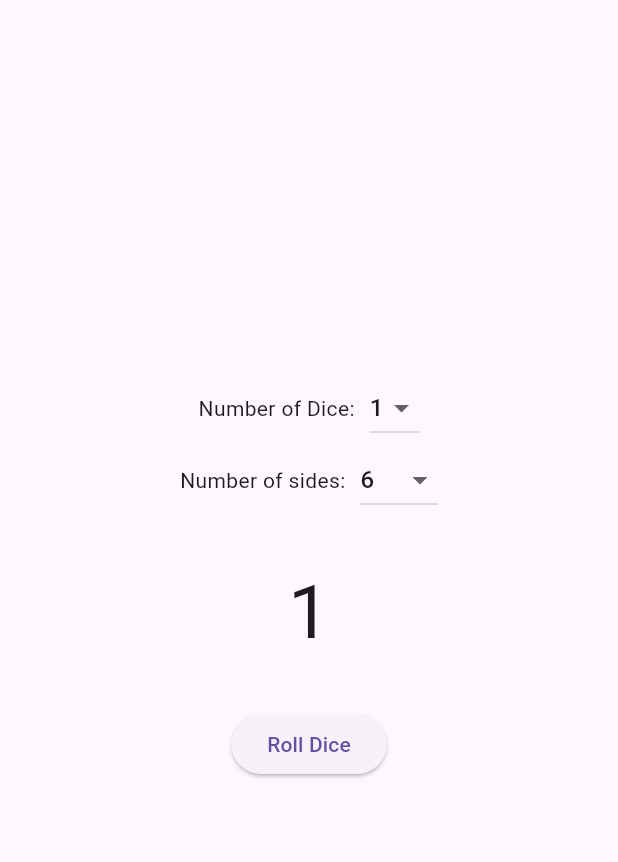
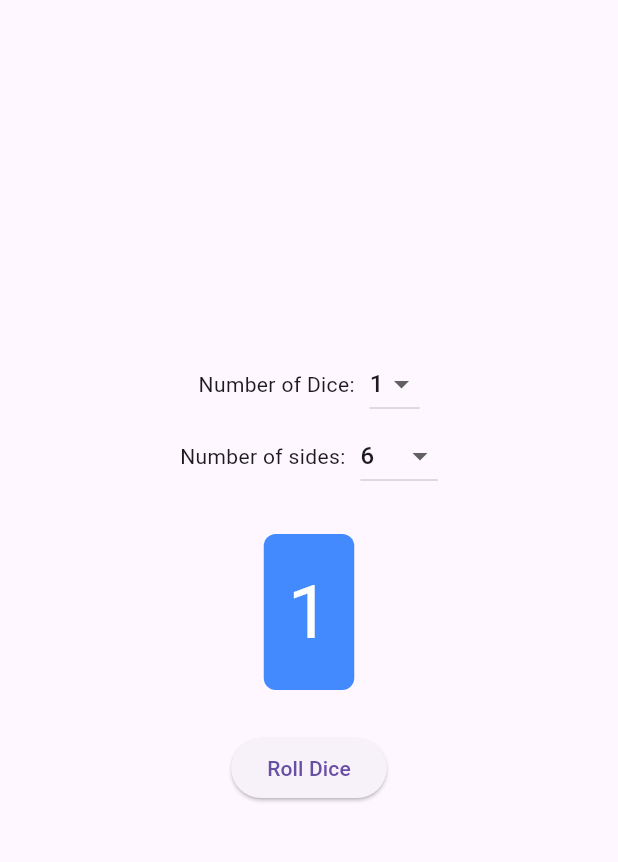
Before and after one commit to tksato-0413/Dice_select, a Flutter app: the screen it shows after launch, on a phone screen of 412 x 824 dp, the part 84-946 px from its top. Run offline on Flutter 3.47's test engine with Material 3 defaults, Android fonts, the phone set to English and light mode, and no system bars.

Commit message:
数字に背景を追加

```diff
--- a/dice_select/lib/main.dart
+++ b/dice_select/lib/main.dart
@@ -32,46 +32,20 @@
   List<int> diceResults = [1];
 
   void rollDice(){
-    setState((){
+    setState(() {
       diceResults = List.generate(diceCount, (index) => Random().nextInt(diceSides) + 1);
     });
   }
 
   @override
   Widget build(BuildContext context) {
-    // This method is rerun every time setState is called, for instance as done
-    // by the _incrementCounter method above.
-    //
-    // The Flutter framework has been optimized to make rerunning build methods
-    // fast, so that you can just rebuild anything that needs updating rather
-    // than having to individually change instances of widgets.
     return Scaffold(
       appBar: AppBar(
-        // TRY THIS: Try changing the color here to a specific color (to
-        // Colors.amber, perhaps?) and trigger a hot reload to see the AppBar
-        // change color while the other colors stay the same.
         backgroundColor: Theme.of(context).colorScheme.inversePrimary,
-        // Here we take the value from the MyHomePage object that was created by
-        // the App.build method, and use it to set our appbar title.
         title: Text('Dice Roller'),
       ),
       body: Center(
-        // Center is a layout widget. It takes a single child and positions it
-        // in the middle of the parent.
         child: Column(
-          // Column is also a layout widget. It takes a list of children and
-          // arranges them vertically. By default, it sizes itself to fit its
-          // children horizontally, and tries to be as tall as its parent.
-          //
-          // Column has various properties to control how it sizes itself and
-          // how it positions its children. Here we use mainAxisAlignment to
-          // center the children vertically; the main axis here is the vertical
-          // axis because Columns are vertical (the cross axis would be
-          // horizontal).
-          //
-          // TRY THIS: Invoke "debug painting" (choose the "Toggle Debug Paint"
-          // action in the IDE, or press "p" in the console), to see the
-          // wireframe for each widget.
           mainAxisAlignment: MainAxisAlignment.center,
           children: <Widget>[
             Row(
@@ -81,7 +55,7 @@
                 SizedBox(width: 10,),
                 DropdownButton<int>(
                   value: diceCount,
-                  items: List.generate(6, (index) => index + 1).map<DropdownMenuItem<int>>((int value){
+                  items: List.generate(9, (index) => index + 1).map<DropdownMenuItem<int>>((int value) {
                     return DropdownMenuItem<int>(
                       value: value,
                       child: Text(value.toString()),
@@ -90,7 +64,7 @@
                   onChanged: (int? newValue) {
                     setState(() {
                       diceCount = newValue!;
-                      diceResults = List.generate(diceCount,(index) => 1);
+                      diceResults = List.generate(diceCount, (index) => 1);
                     });
                   }
                 )
@@ -110,7 +84,7 @@
                     );
                   }).toList(),
                   onChanged: (int? newValue) {
-                    setState((){
+                    setState(() {
                       diceSides = newValue!;
                       diceResults = List.generate(diceCount, (index) => 1);
                     });
@@ -119,14 +93,22 @@
               ],
             ),
             SizedBox(height: 20.0),
-            Row(
-              mainAxisAlignment: MainAxisAlignment.center,
+            Wrap(
+              alignment: WrapAlignment.center,
+              spacing: 16.0,
+              runSpacing: 16.0,
               children: diceResults.map((result) {
-                return Padding(
-                  padding: const EdgeInsets.all(8.0),
+                return Container(
+                  padding: EdgeInsets.all(16.0),
+                  margin: EdgeInsets.all(8.0),
+                  decoration: BoxDecoration(
+                    color: Colors.blueAccent,
+                    borderRadius: BorderRadius.circular(8.0),
+                  ),
                   child: Text(
                     result.toString(),
-                    style: TextStyle(fontSize: 50),
+                    style: TextStyle(fontSize: 50, color: Colors.white),
+                    textAlign: TextAlign.center,
                   ),
                 );
               }).toList(),
```
